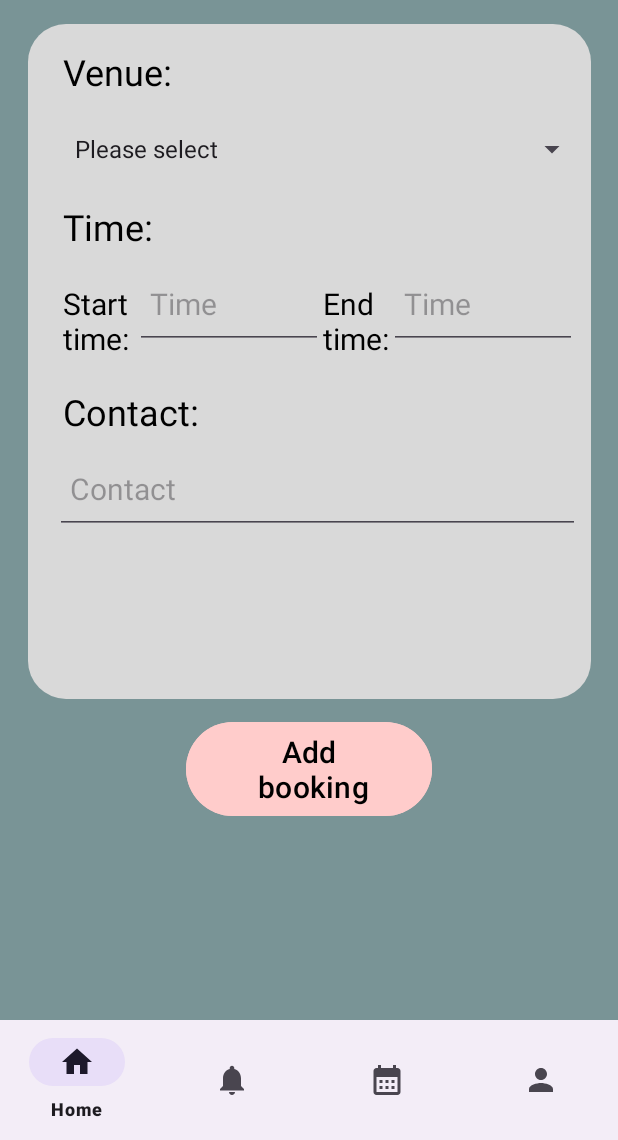
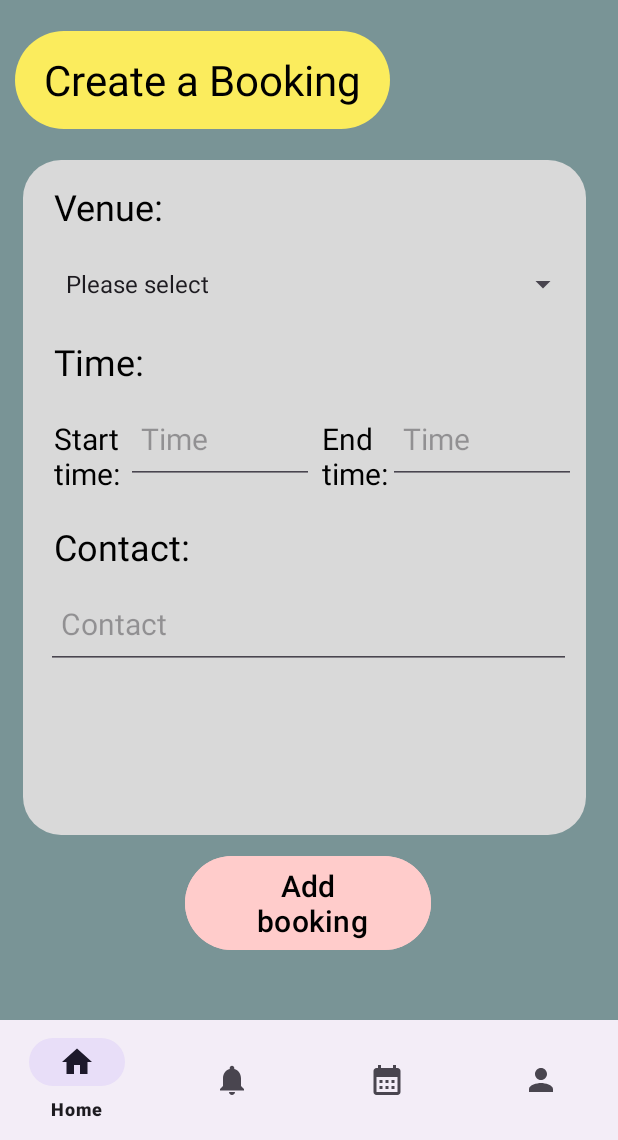
Before and after one commit to mch3pg4/AndroidDevelopment, an Android app: the fragment CreateBookingFragment placed in its activity, on a phone screen of 412 x 824 dp, the part 96-1236 px from its top. Run offline under Robolectric (Android 15) with nearby library versions, the phone set to English and light mode, and no system bars.

Commit message:
solved constraint problems, added toast for donebookingbutton

```diff
--- a/app/src/main/java/com/example/androidapp/HomeFragment.java
+++ b/app/src/main/java/com/example/androidapp/HomeFragment.java
@@ -3,7 +3,6 @@ package com.example.androidapp;
 import android.os.Bundle;
 
 import androidx.fragment.app.Fragment;
-import androidx.fragment.app.FragmentTransaction;
 
 import android.view.LayoutInflater;
 import android.view.View;
@@ -25,7 +24,7 @@ public class HomeFragment extends Fragment {
         // Inflate the layout for this fragment
             View view = inflater.inflate(R.layout.fragment_home, container, false);
 
-        createBookingButton = (Button) view.findViewById(R.id.createABookingButton);
+        createBookingButton = view.findViewById(R.id.createABookingButton);
         createBookingButton.setOnClickListener(v -> {
 
             CreateBookingFragment createBookingFragment = new CreateBookingFragment();
@@ -33,14 +32,12 @@ public class HomeFragment extends Fragment {
 
     });
 
-        seeAllBookingsButton = (TextView) view.findViewById(R.id.see_all_text);
+        seeAllBookingsButton = view.findViewById(R.id.see_all_text);
         seeAllBookingsButton.setOnClickListener(v -> {
 
             ShowAllBookingsFragment showAllBookingsFragment = new ShowAllBookingsFragment();
             getActivity().getSupportFragmentManager().beginTransaction().replace(R.id.frame_layout, showAllBookingsFragment).commit();
 
         });
-
-
         return view;
         }}
--- a/app/src/main/res/drawable/show_all_bookings_rectangle.xml
+++ b/app/src/main/res/drawable/show_all_bookings_rectangle.xml
@@ -12,6 +12,6 @@
     <solid android:color="@color/grey" />
 
     <size
-        android:width="385dp"
-        android:height="550dp" />
+        android:width="370dp"
+        android:height="500dp" />
 </shape>
--- a/app/src/main/res/layout/fragment_create_booking.xml
+++ b/app/src/main/res/layout/fragment_create_booking.xml
@@ -10,10 +10,10 @@
 
     <TextView
         android:id="@+id/createBookingsTitle"
-        android:layout_width="300dp"
-        android:layout_height="80dp"
-        android:layout_marginTop="48dp"
-        android:layout_marginBottom="9dp"
+        android:layout_width="250dp"
+        android:layout_height="65dp"
+        android:layout_marginStart="10dp"
+        android:layout_marginTop="10dp"
         android:background="@drawable/oval_shape"
         android:gravity="center"
         android:text="@string/create_booking"
@@ -22,7 +22,7 @@
         android:textSize="28sp"
         app:layout_constraintBottom_toTopOf="@+id/createBookingRectangle"
         app:layout_constraintEnd_toEndOf="parent"
-        app:layout_constraintHorizontal_bias="0.144"
+        app:layout_constraintHorizontal_bias="0.0"
         app:layout_constraintStart_toStartOf="parent"
         app:layout_constraintTop_toTopOf="parent" />
 
@@ -30,8 +30,9 @@
         android:id="@+id/createBookingRectangle"
         android:layout_width="wrap_content"
         android:layout_height="wrap_content"
-        android:layout_marginTop="20dp"
-        android:layout_marginBottom="3dp"
+        android:layout_marginStart="10dp"
+        android:layout_marginTop="10dp"
+        android:layout_marginEnd="16dp"
         android:contentDescription="@null"
         android:src="@drawable/current_bookings_rectangle"
         app:layout_constraintBottom_toTopOf="@+id/add_booking_btn"
@@ -43,13 +44,13 @@
         android:layout_width="wrap_content"
         android:layout_height="wrap_content"
         android:orientation="vertical"
-        android:padding="10sp"
+        android:padding="5sp"
         app:layout_constraintBottom_toBottomOf="@+id/createBookingRectangle"
         app:layout_constraintEnd_toEndOf="@+id/createBookingRectangle"
-        app:layout_constraintHorizontal_bias="0.2"
+        app:layout_constraintHorizontal_bias="0.14"
         app:layout_constraintStart_toStartOf="@+id/createBookingRectangle"
         app:layout_constraintTop_toTopOf="@+id/createBookingRectangle"
-        app:layout_constraintVertical_bias="0.0">
+        app:layout_constraintVertical_bias="0.050000012">
 
         <TextView
             android:id="@+id/venueText"
@@ -98,6 +99,7 @@
                 android:id="@+id/bookingStartTime"
                 android:layout_width="125dp"
                 android:layout_height="60dp"
+                android:layout_marginEnd="5dp"
                 android:layout_marginBottom="20dp"
                 android:cursorVisible="false"
                 android:focusable="false"
@@ -153,19 +155,20 @@
 
     </LinearLayout>
 
+
     <Button
         android:id="@+id/add_booking_btn"
         android:layout_width="164dp"
         android:layout_height="wrap_content"
         android:layout_gravity="center_horizontal"
-        android:layout_marginTop="8dp"
-        android:layout_marginBottom="273dp"
+        android:layout_marginBottom="32dp"
         android:backgroundTint="@color/booking_btn"
         android:text="@string/add_booking_btn"
         android:textColor="@color/black"
         android:textSize="20sp"
         app:layout_constraintBottom_toBottomOf="parent"
         app:layout_constraintEnd_toEndOf="parent"
+        app:layout_constraintHorizontal_bias="0.497"
         app:layout_constraintStart_toStartOf="parent"
         app:layout_constraintTop_toBottomOf="@+id/createBookingRectangle" />
 
--- a/app/src/main/res/layout/fragment_home.xml
+++ b/app/src/main/res/layout/fragment_home.xml
@@ -6,7 +6,6 @@
     android:layout_height="match_parent"
     android:background="@color/booking_bg"
     tools:context=".HomeFragment">
-
 
 
     <TextView
@@ -26,7 +25,6 @@
         app:layout_constraintHorizontal_bias="0.0"
         app:layout_constraintEnd_toEndOf="parent"
         app:layout_constraintBottom_toTopOf="@+id/createBookingRectangle"
-
         />
 
     <ImageView
```
Also changed, not shown: app/src/main/java/com/example/androidapp/ShowAllBookingsFragment.java (+1 -8 lines), app/src/main/res/layout/fragment_show_all_bookings.xml (+14 -10 lines).
